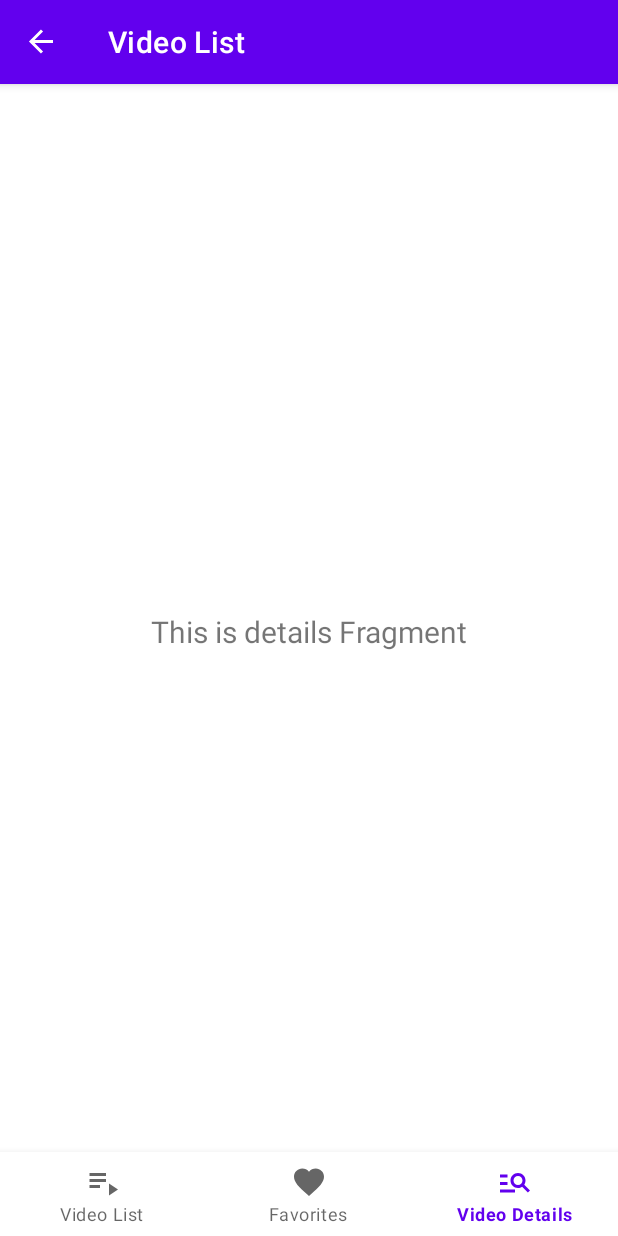
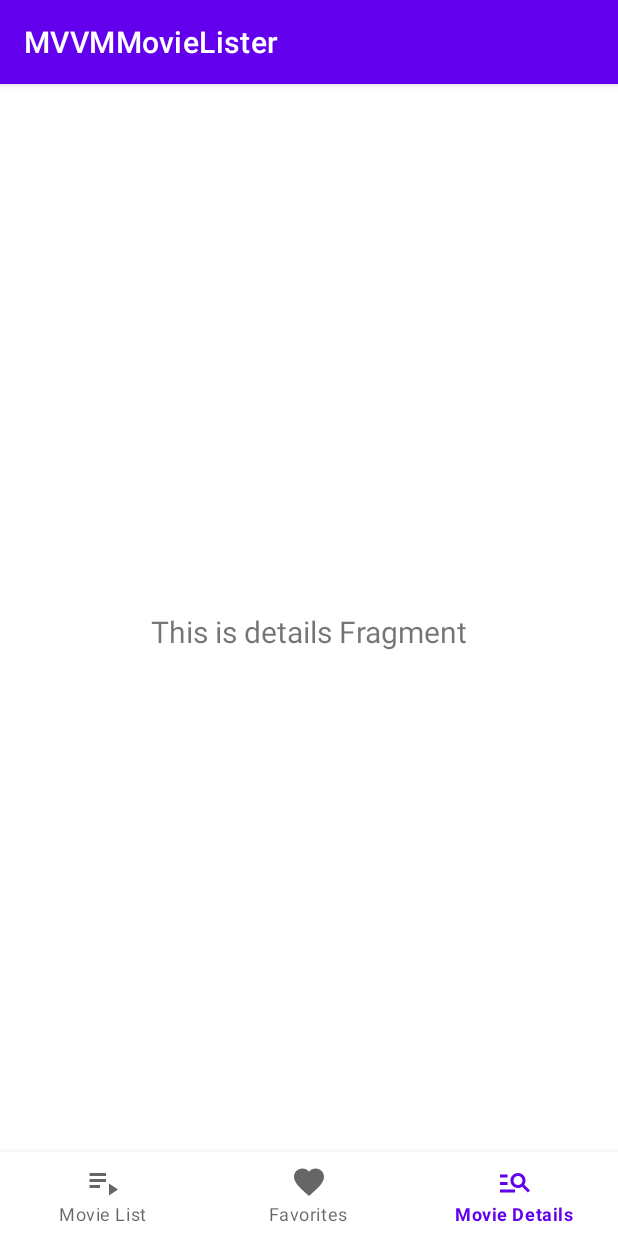
Before and after one commit to YigitcanOzturk/MVVMMovieLister, an Android app: the screen it shows after launch (MainActivity), item 3 of the bottom bar chosen, on a phone screen of 412 x 824 dp. Run offline under Robolectric (Android 15) with nearby library versions, the phone set to English and light mode, and no system bars; our stand-ins replace navigation-ui.

Commit message:
First page completed

```diff
--- a/app/src/main/java/com/yigitcan/mvvmmovielister/MainActivity.kt
+++ b/app/src/main/java/com/yigitcan/mvvmmovielister/MainActivity.kt
@@ -34,12 +34,6 @@ class MainActivity : AppCompatActivity() {
 
         val navHostFragment = supportFragmentManager.findFragmentById(R.id.nav_host_fragment_activity_main) as NavHostFragment
         val navController = navHostFragment.navController
-        val appBarConfiguration = AppBarConfiguration(
-            setOf(
-                R.id.navigation_list, R.id.navigation_favorites, R.id.navigation_details
-            )
-        )
-        setupActionBarWithNavController(navController, appBarConfiguration)
         navView.setupWithNavController(navController)
 
         binding.navView.setOnItemSelectedListener { item ->
--- a/app/src/main/java/com/yigitcan/mvvmmovielister/adapter/MovieAdapter.kt
+++ b/app/src/main/java/com/yigitcan/mvvmmovielister/adapter/MovieAdapter.kt
@@ -23,6 +23,8 @@ class MovieAdapter(private val movieList: ArrayList<Movie>, private var mContext
         Picasso.with(mContext).load(baseurl + currentItem.posterPath).into(holder.itemBinding.imageView)
         holder.itemBinding.txtTitle.text = currentItem.title
         holder.itemBinding.txtDescription.text = currentItem.overView
+        holder.itemBinding.txtDate.text = currentItem.releaseDate
+        holder.itemBinding.txtVote.text = currentItem.voteAverage.toString()
     }
 
     override fun getItemCount(): Int {
--- a/app/src/main/res/values-night/themes.xml
+++ b/app/src/main/res/values-night/themes.xml
@@ -1,4 +1,4 @@
-<resources xmlns:tools="http://schemas.android.com/tools">
+<resources>
     <!-- Base application theme. -->
     <style name="Theme.MVVMMovieLister" parent="Theme.MaterialComponents.DayNight.DarkActionBar">
         <!-- Primary brand color. -->
@@ -10,7 +10,7 @@
         <item name="colorSecondaryVariant">@color/teal_200</item>
         <item name="colorOnSecondary">@color/black</item>
         <!-- Status bar color. -->
-        <item name="android:statusBarColor" tools:targetApi="l">?attr/colorPrimaryVariant</item>
+        <item name="android:statusBarColor" >?attr/colorPrimaryVariant</item>
         <!-- Customize your theme here. -->
     </style>
 </resources>
--- a/app/src/main/res/values/strings.xml
+++ b/app/src/main/res/values/strings.xml
@@ -1,7 +1,7 @@
 <resources>
     <string name="app_name">MVVMMovieLister</string>
-    <string name="title_list">Video List</string>
+    <string name="title_list">Movie List</string>
     <string name="title_favorites">Favorites</string>
-    <string name="title_details">Video Details</string>
+    <string name="title_details">Movie Details</string>
     <string name="todo">TODO</string>
 </resources>
--- a/app/src/main/res/values/themes.xml
+++ b/app/src/main/res/values/themes.xml
@@ -1,4 +1,4 @@
-<resources xmlns:tools="http://schemas.android.com/tools">
+<resources>
     <!-- Base application theme. -->
     <style name="Theme.MVVMMovieLister" parent="Theme.MaterialComponents.DayNight.DarkActionBar">
         <!-- Primary brand color. -->
@@ -10,7 +10,7 @@
         <item name="colorSecondaryVariant">@color/teal_700</item>
         <item name="colorOnSecondary">@color/black</item>
         <!-- Status bar color. -->
-        <item name="android:statusBarColor" tools:targetApi="l">?attr/colorPrimaryVariant</item>
+        <item name="android:statusBarColor">?attr/colorPrimaryVariant</item>
         <!-- Customize your theme here. -->
     </style>
 </resources>
```
Also changed, not shown: app/src/main/res/layout/movie_list.xml (+31 -0 lines).
